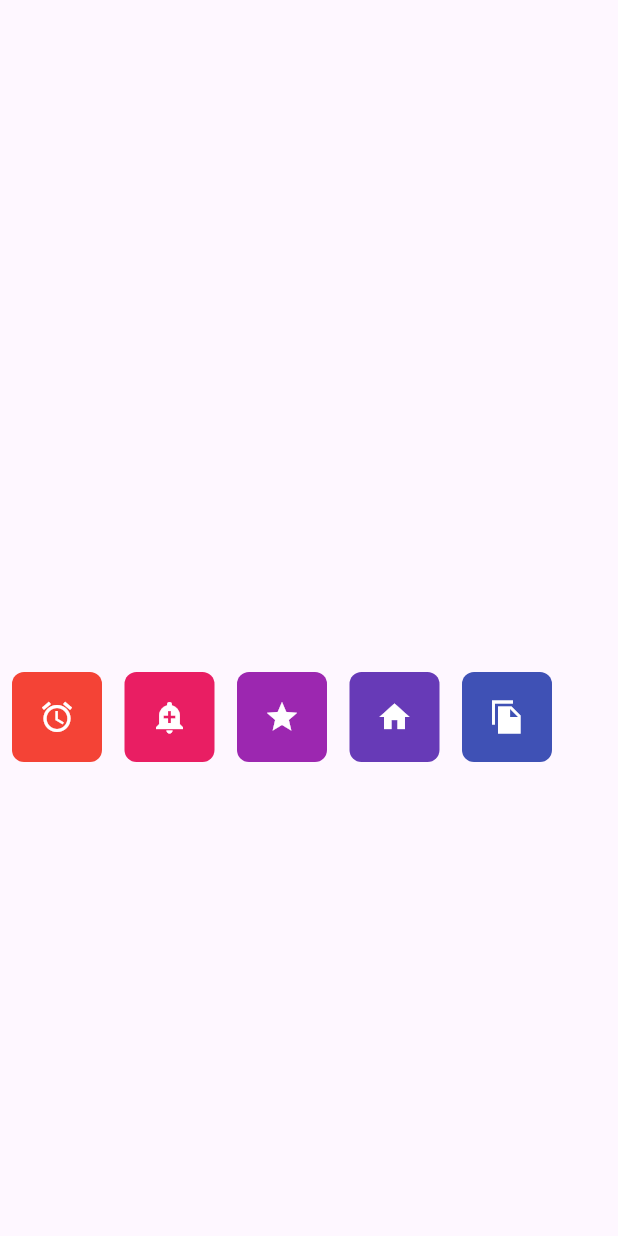
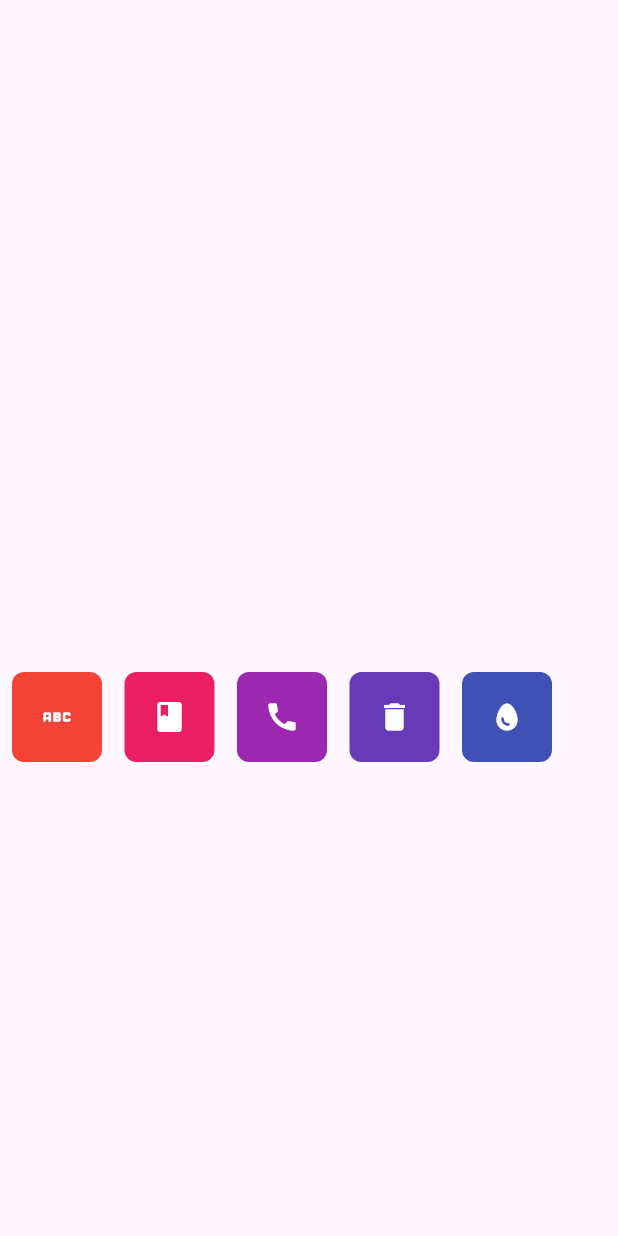
Before and after one commit to fimilfaneea/SquareAnimation, a Flutter app: the screen it shows after launch, on a phone screen of 412 x 824 dp. Run offline on Flutter 3.47's test engine with Material 3 defaults, Android fonts, the phone set to English and light mode, and no system bars.

Commit message:
y cordinate fixed

```diff
--- a/lib/main.dart
+++ b/lib/main.dart
@@ -28,7 +28,7 @@ class HomePageState extends State<HomePage> {
     Icons.message,
     Icons.call,
     Icons.camera,
-
+    Icons.file_copy_sharp,
   ];
 
   @override
@@ -70,36 +70,31 @@ class Dock extends StatefulWidget {
   DockState createState() => DockState();
 }
 
-
-
-
-
-
-
 class DockState extends State<Dock> {
   late List<IconData> _items;
   late List<Offset> _itemPositions;
   Offset? _draggingPosition;
   int? _draggingIndex;
   final List<Offset> _dockPositions = [
-    const Offset(0, 100), // Position for first "seat"
-    const Offset(75, 100), // Position for second "seat"
-    const Offset(150, 100), // Position for third "seat"
-    const Offset(225, 100), // Position for fourth "seat"
-    const Offset(300, 100), // Position for the new seat (fifth position)
+    const Offset(0, 100),
+    const Offset(75, 100),
+    const Offset(150, 100),
+    const Offset(225, 100),
+    const Offset(300, 100),
   ];
 
   @override
   void initState() {
     super.initState();
     _items = [
-      Icons.access_alarm,
-      Icons.add_alert,
-      Icons.star,
-      Icons.home,
-      Icons.file_copy_sharp // New icon added
+      Icons.abc,
+      Icons.book,
+      Icons.call,
+      Icons.delete,
+      Icons.egg,
     ];
-    _itemPositions = List.generate(_items.length, (index) => _dockPositions[index % _dockPositions.length]);
+    _itemPositions =
+        List.generate(_items.length, (index) => _dockPositions[index]);
   }
 
   @override
@@ -110,44 +105,30 @@ class DockState extends State<Dock> {
       padding: const EdgeInsets.all(8),
       child: Stack(
         children: [
-          // Render the icons with animation
           ...List.generate(
             _items.length,
             (index) {
               return AnimatedPositioned(
-                duration: Duration(milliseconds: 300), // Set the duration of the animation
+                duration: const Duration(milliseconds: 3000),
                 left: _itemPositions[index].dx,
                 top: _itemPositions[index].dy,
                 child: GestureDetector(
                   onPanUpdate: (details) {
                     setState(() {
-                      // Set dragging index only when it's null
                       _draggingIndex ??= index;
-
-                      // Update position based on pan movement for dragging
                       _draggingPosition = details.localPosition;
                     });
                   },
                   onPanEnd: (_) {
                     setState(() {
                       if (_draggingPosition != null) {
-                        // Find the closest dock position for snapping
-                        final newIndex = _getClosestDockPosition(_draggingPosition!);
-
-                        // Rearrange the list of items based on the new position
+                        final newIndex =
+                            _getClosestDockPosition(_draggingPosition!);
                         final movedItem = _items.removeAt(_draggingIndex!);
                         _items.insert(newIndex, movedItem);
 
-                        // Rearrange the positions based on the new item order
-                        _itemPositions = List.generate(
-                          _items.length,
-                          (index) => _dockPositions[index % _dockPositions.length],
-                        );
-
-                        // Shift the icons
                         _shiftIcons();
 
-                        // Reset dragging state
                         _draggingPosition = null;
                         _draggingIndex = null;
                       }
@@ -168,16 +149,16 @@ class DockState extends State<Dock> {
               );
             },
           ),
-          // Render the icon being dragged (if exists)
           if (_draggingPosition != null && _draggingIndex != null)
             Positioned(
-              left: _draggingPosition!.dx - 30, // Adjust to center the icon
+              left: _draggingPosition!.dx - 30,
               top: _draggingPosition!.dy - 30,
               child: Container(
                 height: 60,
                 width: 60,
                 decoration: BoxDecoration(
-                  color: Colors.primaries[_draggingIndex! % Colors.primaries.length],
+                  color: Colors
+                      .primaries[_draggingIndex! % Colors.primaries.length],
                   borderRadius: BorderRadius.circular(8),
                 ),
                 child: Center(
@@ -190,7 +171,6 @@ class DockState extends State<Dock> {
     );
   }
 
-  // Function to find the closest dock position
   int _getClosestDockPosition(Offset position) {
   double minDistance = double.infinity;
   int closestIndex = 0;
@@ -207,22 +187,46 @@ class DockState extends State<Dock> {
   return closestIndex;
 }
 
-  // Function to shift icons when a new item is inserted
 void _shiftIcons() {
-    // Create a new list of positions based on the new order
-    final newPositions = List.generate(_items.length, (index) {
-      if (index < _draggingIndex!) {
-        return _dockPositions[index]; // Icons before the dragged one
-      } else if (index > _draggingIndex!) {
-        return _dockPositions[index - 1]; // Icons after the dragged one shift left
+  // Create a new list of positions based on the current item positions
+  final newPositions = List<Offset>.from(_itemPositions);
+
+  // If there's a valid dragging index and dragging position
+  if (_draggingIndex != null && _draggingPosition != null) {
+    final newIndex = _getClosestDockPosition(_draggingPosition!);
+
+    // Check if the dragged icon has moved to a different position
+    if (newIndex != _draggingIndex) {
+      // Create space by shifting icons to the left or right
+      if (newIndex > _draggingIndex!) {
+        // Shift the icons after the dragged icon to the left (preserve the y-coordinate as 100)
+        for (int i = _draggingIndex! + 1; i <= newIndex; i++) {
+          newPositions[i] = Offset(
+            _dockPositions[i - 1].dx, // Shift left, preserve the y-coordinate (set y to 100)
+            100, // Set y to 100
+          );
+        }
       } else {
-        return _dockPositions[index]; // Keep the dragged icon at its new position
+        // Shift the icons before the dragged icon to the right (preserve the y-coordinate as 100)
+        for (int i = _draggingIndex! - 1; i >= newIndex; i--) {
+          newPositions[i] = Offset(
+            _dockPositions[i + 1].dx, // Shift right, preserve the y-coordinate (set y to 100)
+            100, // Set y to 100
+          );
         }
-    });
+      }
+      // Place the dragged icon at its new position, preserving y-coordinate (set y to 100)
+      newPositions[newIndex] = Offset(
+        _draggingPosition!.dx, // Use the dragged icon's x position
+        100, // Set y to 100
+      );
+    }
+  }
 
-    // Update the positions list
+  // Update the item positions list to reflect the changes
   setState(() {
     _itemPositions = newPositions;
   });
 }
+
 }
```
Lines whose indentation alone changed are shown as unchanged.
